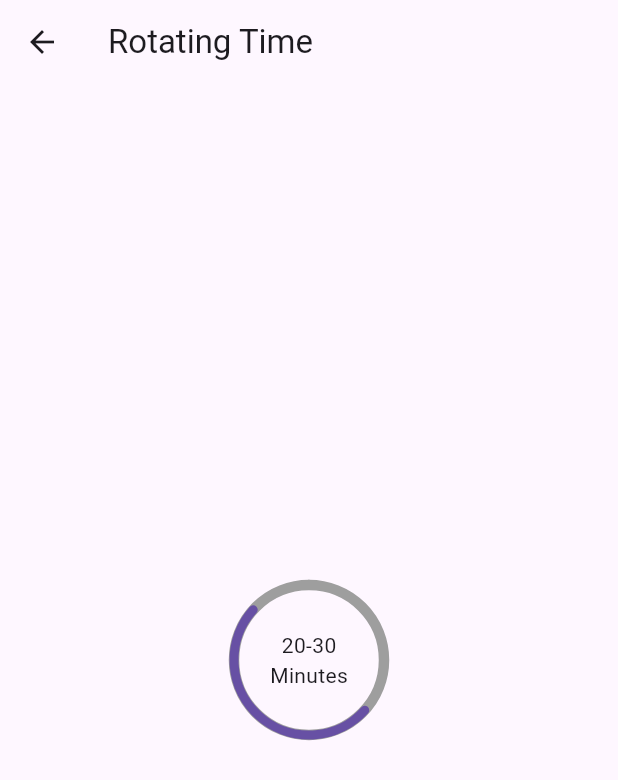
After one commit to Idanmal8/animation_repo_flutter, a Flutter app: the screen it shows after launch, after a tap on "Rotating Time", on a phone screen of 412 x 824 dp. The commit adds this screen. Shown: the top 780 px of the screen. Run offline on Flutter 3.47's test engine with Material 3 defaults, Android fonts, the light colour scheme and no system bars; our stand-ins replace flutter_card_swiper.

Commit message:
timer animation added

```diff
--- a/animation_samples/lib/app.dart
+++ b/animation_samples/lib/app.dart
@@ -74,6 +74,14 @@ class MyApp extends StatelessWidget {
                         },
                       ),
                     ),
+                    Card(
+                      child: ListTile(
+                        title: const Text('Rotating Time'),
+                        onTap: () => {
+                          controller.navigateToRotatingTimeScreen(context),
+                        },
+                      ),
+                    )
                   ],
                 ),
               );
--- a/animation_samples/lib/controller/home_screen_controller.dart
+++ b/animation_samples/lib/controller/home_screen_controller.dart
@@ -2,6 +2,7 @@ import 'package:animation_samples/date_time_addition_table/date_time_addition_ta
 import 'package:animation_samples/enum_designs/enum_design.dart';
 import 'package:animation_samples/half_circle_fill_precentege_screen/half_screen_precentege_fill_screen.dart';
 import 'package:animation_samples/pooping_cards_screen/pooping_cards_screen.dart';
+import 'package:animation_samples/rotating_time/rotating_time.dart';
 import 'package:animation_samples/scale_square_animation/scale_square_animation_screen.dart';
 import 'package:animation_samples/sliding_anywhere_pattern/sliding_squares.dart';
 import 'package:flutter/material.dart';
@@ -43,4 +44,10 @@ class HomeScreenController extends ChangeNotifier {
           builder: (context) => const PoopingCardsScreen()),
     );
   }
+  Future<void> navigateToRotatingTimeScreen(BuildContext context) async {
+    await Navigator.of(context).push(
+      MaterialPageRoute(
+          builder: (context) => const RotatingTime()),
+    );
+  }
 }
--- /dev/null
+++ b/animation_samples/lib/rotating_time/rotating_time.dart
@@ -0,0 +1,72 @@
+import 'package:flutter/material.dart';
+
+class RotatingTime extends StatefulWidget {
+  const RotatingTime({super.key});
+
+  @override
+  RotatingTimeState createState() => RotatingTimeState();
+}
+
+class RotatingTimeState extends State<RotatingTime>
+    with SingleTickerProviderStateMixin {
+  late AnimationController _controller;
+
+  @override
+  void initState() {
+    super.initState();
+    _controller = AnimationController(
+      duration:
+          const Duration(seconds: 3), // Set the duration for a full rotation
+      vsync: this,
+    )..repeat(); // Repeat the animation indefinitely
+  }
+
+  @override
+  void dispose() {
+    _controller.dispose();
+    super.dispose();
+  }
+
+  @override
+  Widget build(BuildContext context) {
+    return Scaffold(
+      appBar: AppBar(
+        title: const Text('Rotating Time'),
+      ),
+      body: Center(
+        child: Stack(
+          alignment: Alignment.center,
+          children: [
+            const SizedBox(
+              width: 100, // Set the desired width
+              height: 100, // Set the desired height
+              child: CircularProgressIndicator(
+                color: Colors.grey,
+                value: 1, // Set the desired value
+                strokeCap: StrokeCap.round, // Optional: Adjust the stroke cap
+                strokeWidth: 7, // Optional: Adjust the thickness of the circle
+              ),
+            ),
+            RotationTransition(
+              turns: _controller,
+              child: const SizedBox(
+                width: 100, // Set the desired width
+                height: 100, // Set the desired height
+                child: CircularProgressIndicator(
+                  value: 0.5, // Set the desired value
+                  strokeCap: StrokeCap.round, // Optional: Adjust the stroke cap
+                  strokeWidth:
+                      6, // Optional: Adjust the thickness of the circle
+                ),
+              ),
+            ),
+            const Column(
+              mainAxisAlignment: MainAxisAlignment.center,
+              children: [Text('20-30'), Text('Minutes')],
+            ),
+          ],
+        ),
+      ),
+    );
+  }
+}
```
